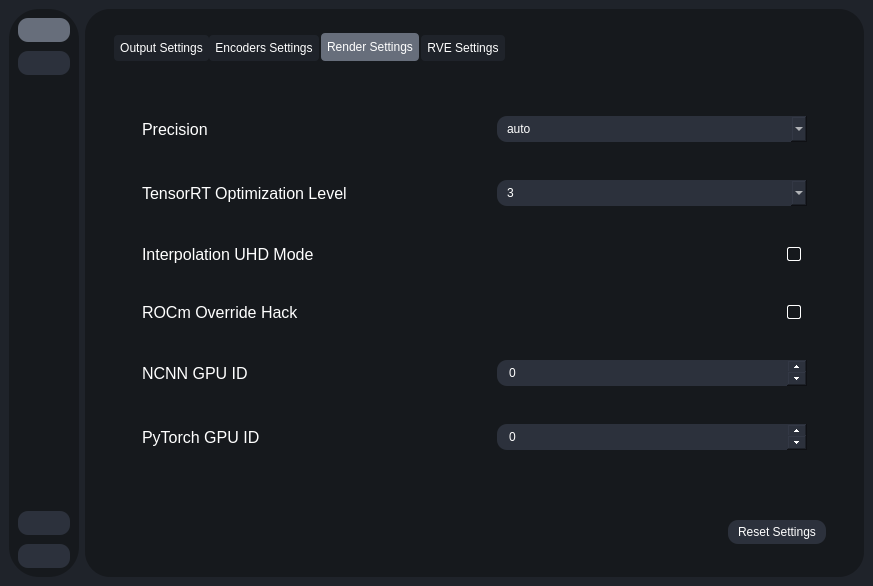
Qt form testRVEInterface.ui (gokulmc/enhance_crop) before a commit.
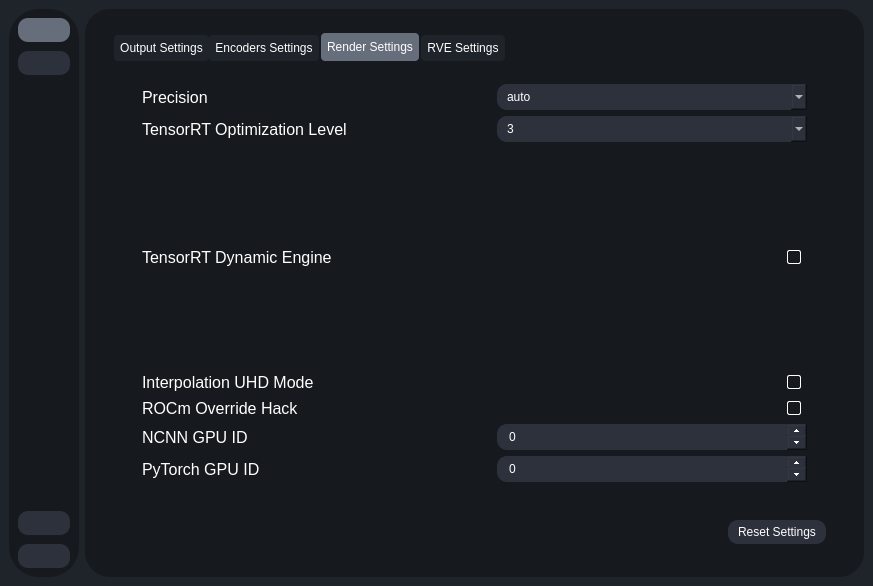
The same form after that commit. The open tabs and pages were chosen to show the change. Icons and pictures are not drawn.

Commit message: add tensorrt dynamic engines

```diff
--- a/testRVEInterface.ui
+++ b/testRVEInterface.ui
@@ -3479,8 +3479,8 @@
                   <rect>
                    <x>0</x>
                    <y>0</y>
-                   <width>336</width>
-                   <height>392</height>
+                   <width>784</width>
+                   <height>641</height>
                   </rect>
                  </property>
                  <layout class="QVBoxLayout" name="verticalLayout_18">
@@ -4711,6 +4711,73 @@
                            </item>
                           </layout>
                          </item>
+                         <item>
+                          <layout class="QHBoxLayout" name="horizontalLayout_63">
+                           <property name="spacing">
+                            <number>10</number>
+                           </property>
+                           <item>
+                            <widget class="QLabel" name="label_83">
+                             <property name="font">
+                              <font>
+                               <pointsize>12</pointsize>
+                              </font>
+                             </property>
+                             <property name="text">
+                              <string>TensorRT Dynamic Engine</string>
+                             </property>
+                            </widget>
+                           </item>
+                           <item>
+                            <spacer name="horizontalSpacer_31">
+                             <property name="orientation">
+                              <enum>Qt::Orientation::Horizontal</enum>
+                             </property>
+                             <property name="sizeHint" stdset="0">
+                              <size>
+                               <width>40</width>
+                               <height>20</height>
+                              </size>
+                             </property>
+                            </spacer>
+                           </item>
+                           <item>
+                            <widget class="QLabel" name="label_82">
+                             <property name="maximumSize">
+                              <size>
+                               <width>25</width>
+                               <height>25</height>
+                              </size>
+                             </property>
+                             <property name="toolTip">
+                              <string>&lt;html&gt;&lt;head/&gt;&lt;body&gt;&lt;p&gt;TensorRT Dynamic Engine:&lt;/p&gt;&lt;p&gt;- Enables TensorRT to build for many different resolutions in one engine.&lt;/p&gt;&lt;/body&gt;&lt;/html&gt;</string>
+                             </property>
+                             <property name="text">
+                              <string />
+                             </property>
+                             <property name="pixmap">
+                              <pixmap resource="resources.qrc">:/icons/icons/info.svg</pixmap>
+                             </property>
+                             <property name="scaledContents">
+                              <bool>true</bool>
+                             </property>
+                            </widget>
+                           </item>
+                           <item>
+                            <widget class="QCheckBox" name="dynamic_tensorrt_engine">
+                             <property name="sizePolicy">
+                              <sizepolicy hsizetype="Minimum" vsizetype="Minimum">
+                               <horstretch>0</horstretch>
+                               <verstretch>0</verstretch>
+                              </sizepolicy>
+                             </property>
+                             <property name="text">
+                              <string />
+                             </property>
+                            </widget>
+                           </item>
+                          </layout>
+                         </item>
                          <item>
                           <layout class="QHBoxLayout" name="precisionSettingsContainer_2">
                            <property name="spacing">
```
Left out of the diff: 32 changed lines with no effect on the pictures. The commit also changes 6 other files.
